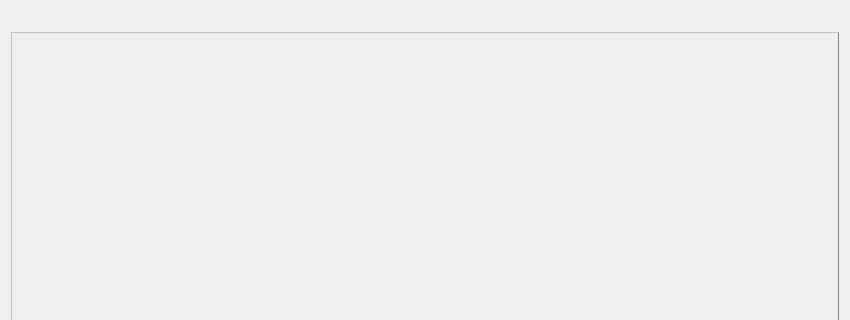
The window that qtools.ui (birdman1992/QTools) describes before a commit, drawn with Qt 5; both pictures show x 0 to 850 and y 0 to 320 of the 850 by 600 pixel window.
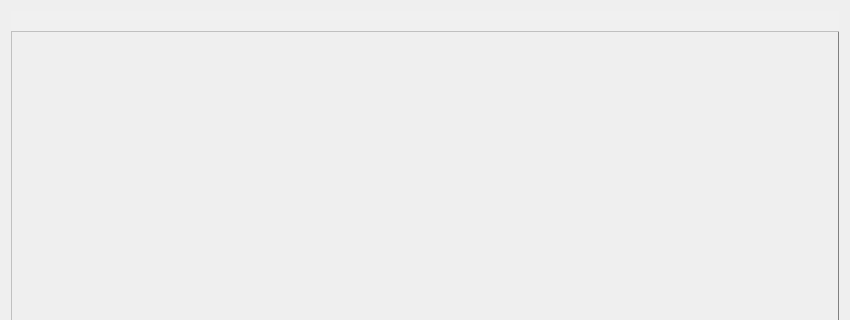
The same window after the commit.

The edit to the form file:
```diff
--- a/qtools.ui
+++ b/qtools.ui
@@ -16,9 +16,9 @@
   <property name="styleSheet">
    <string notr="true"/>
   </property>
-  <layout class="QVBoxLayout" name="verticalLayout">
+  <layout class="QVBoxLayout" name="verticalLayout" stretch="1,100">
    <property name="spacing">
-    <number>1</number>
+    <number>0</number>
    </property>
    <item>
     <widget class="QListWidget" name="winList">
@@ -48,7 +48,7 @@
    <item>
     <widget class="QStackedWidget" name="winStack">
      <property name="styleSheet">
-      <string notr="true">border:1px outset  grey;</string>
+      <string notr="true">#winStack{border:1px outset  grey;} </string>
      </property>
      <property name="currentIndex">
       <number>-1</number>
```
Left out of the diff: 2 changed lines with no effect on the pictures.
